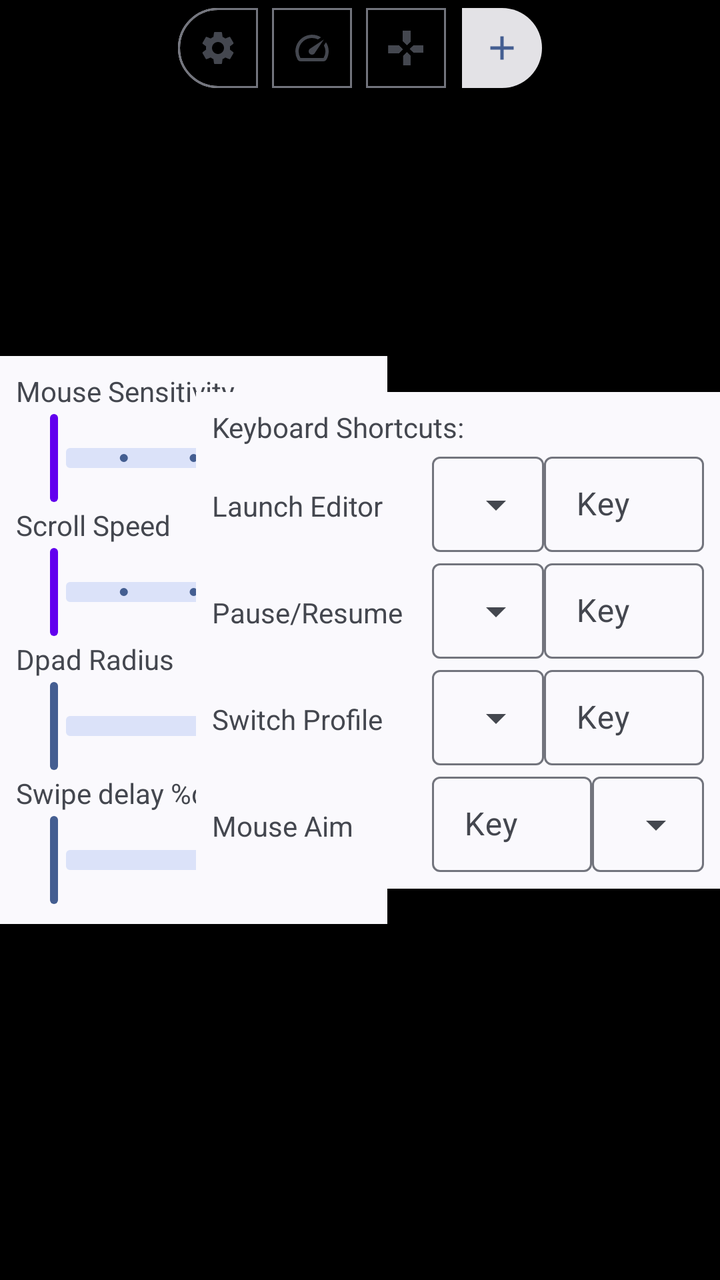
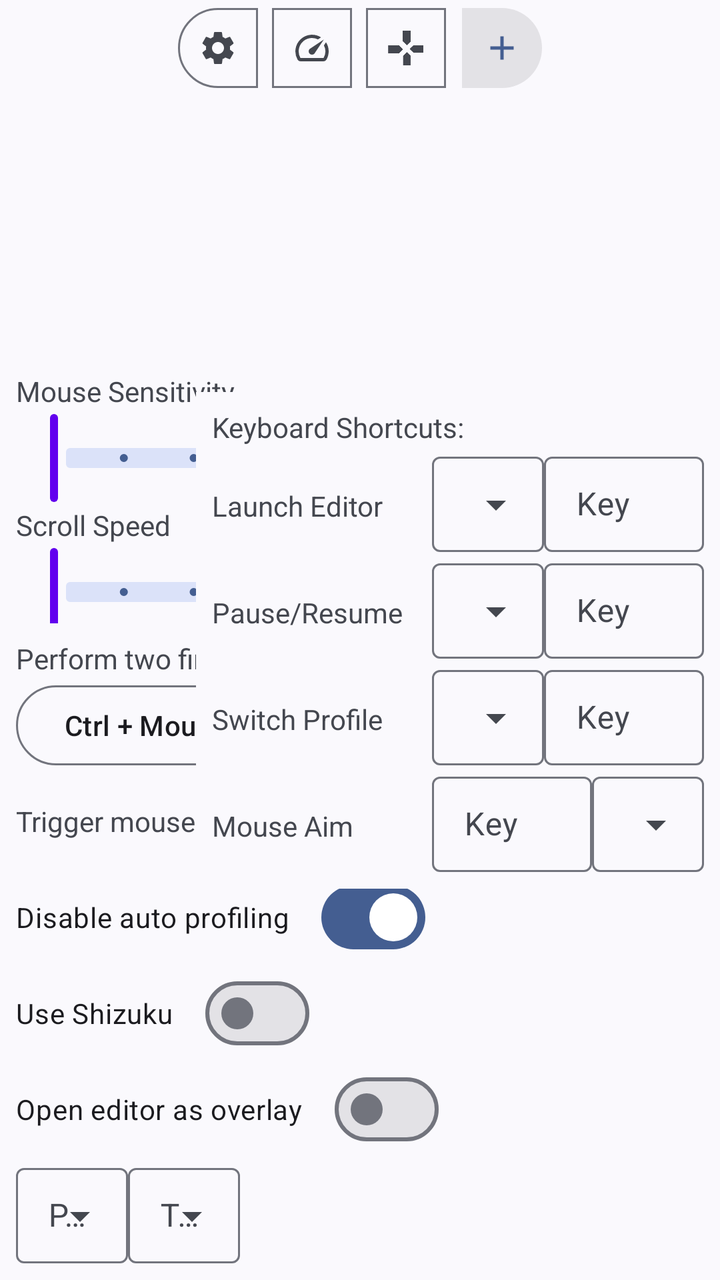

Two renders of the same Android screen: before a commit and after it. Below are the layout's source before the change and the commit's diff.
<!-- AndroidManifest.xml: application theme Theme.XtMapper -->
<!-- res/layout/keymap_editor_layout.xml -->
<?xml version="1.0" encoding="utf-8"?>
<androidx.constraintlayout.widget.ConstraintLayout xmlns:android="http://schemas.android.com/apk/res/android"
    android:layout_width="match_parent"
    android:layout_height="match_parent"
    android:background="@color/black"
    xmlns:app="http://schemas.android.com/apk/res-auto">

    <com.google.android.material.button.MaterialButtonToggleGroup
        android:id="@+id/toggleButton"
        android:layout_width="wrap_content"
        android:layout_height="wrap_content"
        app:layout_constraintEnd_toEndOf="parent"
        app:layout_constraintStart_toStartOf="parent"
        app:layout_constraintTop_toTopOf="parent">

        <com.google.android.material.button.MaterialButton
            android:id="@+id/button1"
            style="?attr/materialIconButtonOutlinedStyle"
            android:layout_width="wrap_content"
            android:layout_height="wrap_content"
            app:icon="@drawable/ic_baseline_settings_24"
            />

        <com.google.android.material.button.MaterialButton
            android:id="@+id/button2"
            style="?attr/materialIconButtonOutlinedStyle"
            android:layout_width="wrap_content"
            android:layout_height="wrap_content"
            app:icon="@drawable/ic_baseline_speed_24" />

        <com.google.android.material.button.MaterialButton
            android:id="@+id/button3"
            style="?attr/materialIconButtonOutlinedStyle"
            android:layout_width="wrap_content"
            android:layout_height="wrap_content"
            app:icon="@drawable/dpad" />
        <com.google.android.material.button.MaterialButton
            android:id="@+id/button4"
            style="?attr/materialIconButtonFilledStyle"
            android:layout_width="wrap_content"
            android:layout_height="wrap_content"
            android:checkable="false"
            app:toggleCheckedStateOnClick="false"
            app:icon="@drawable/ic_baseline_add_24" />

    </com.google.android.material.button.MaterialButtonToggleGroup>

    <androidx.cardview.widget.CardView
        android:layout_width="wrap_content"
        android:layout_height="wrap_content"
        app:contentPadding="8dp"
        style="?attr/materialCardViewStyle"
        android:id="@+id/sliders"
        app:layout_constraintBottom_toBottomOf="parent"
        app:layout_constraintLeft_toLeftOf="parent"
        app:layout_constraintTop_toTopOf="@+id/toggleButton">
        <LinearLayout
            android:layout_width="match_parent"
            android:layout_height="match_parent"
            android:orientation="vertical">

            <TextView
                android:layout_width="wrap_content"
                android:layout_height="wrap_content"
                android:text="@string/mouse_sensitivity" />

            <com.google.android.material.slider.Slider
                android:id="@+id/slider_mouse"
                android:layout_width="match_parent"
                android:layout_height="wrap_content"
                android:stepSize="1"
                android:valueFrom="1"
                android:valueTo="5"
                app:haloColor="@color/purple_700"
                app:thumbColor="@color/purple_500"
                app:trackColorActive="@color/teal_200"
                app:trackHeight="10dp"/>

            <TextView
                android:layout_width="wrap_content"
                android:layout_height="wrap_content"
                android:text="@string/scroll_speed" />

            <com.google.android.material.slider.Slider
                android:id="@+id/slider_scroll_speed"
                android:layout_width="match_parent"
                android:layout_height="wrap_content"
                android:stepSize="1"
                android:valueFrom="1"
                android:valueTo="5"
                app:haloColor="@color/purple_700"
                app:thumbColor="@color/purple_500"
                app:trackColorActive="@color/teal_200"
                app:trackHeight="10dp"/>

            <TextView
                android:layout_width="wrap_content"
                android:layout_height="wrap_content"
                android:text="@string/dpad_radius" />

            <com.google.android.material.slider.Slider
                android:id="@+id/slider_dpad"
                android:layout_width="match_parent"
                android:layout_height="wrap_content"
                android:valueFrom="0.5"
                android:valueTo="2.0"
                app:trackHeight="10dp" />

            <TextView
                android:layout_width="wrap_content"
                android:layout_height="wrap_content"
                android:id="@+id/swipe_delay_text"
                android:text="@string/swipe_delay_ms" />

            <com.google.android.material.slider.Slider
                android:id="@+id/slider_swipe_delay"
                android:layout_width="match_parent"
                android:layout_height="wrap_content"
                android:valueFrom="0"
                android:valueTo="500"
                app:trackHeight="10dp" />

        </LinearLayout>
    </androidx.cardview.widget.CardView>

    <androidx.cardview.widget.CardView
        android:layout_width="wrap_content"
        android:layout_height="wrap_content"
        app:contentPadding="8dp"
        style="?attr/materialCardViewStyle"
        android:id="@+id/misc"
        app:layout_constraintBottom_toBottomOf="parent"
        app:layout_constraintLeft_toRightOf="@id/sliders"
        app:layout_constraintRight_toLeftOf="@id/shortcuts">
        <LinearLayout
            android:layout_width="match_parent"
            android:layout_height="wrap_content"
            android:orientation="vertical">

        <TextView
            android:layout_width="match_parent"
            android:layout_height="wrap_content"
            android:text="@string/pinch_to_zoom_gesture_info" />

        <com.google.android.material.button.MaterialButtonToggleGroup
            android:layout_width="wrap_content"
            android:layout_height="wrap_content">

            <com.google.android.material.button.MaterialButton
                android:id="@+id/mouse_wheel_toggle"
                style="?attr/materialButtonOutlinedStyle"
                android:layout_width="wrap_content"
                android:layout_height="wrap_content"
                android:text="@string/mouse_wheel" />

            <com.google.android.material.button.MaterialButton
                android:id="@+id/mouse_drag_toggle"
                style="?attr/materialButtonOutlinedStyle"
                android:layout_width="wrap_content"
                android:layout_height="wrap_content"
                android:text="@string/drag_mouse" />
        </com.google.android.material.button.MaterialButtonToggleGroup>

        <LinearLayout
            android:layout_width="wrap_content"
            android:layout_height="wrap_content"
            android:gravity="center"
            android:orientation="horizontal">
            <TextView
                android:layout_width="match_parent"
                android:layout_height="wrap_content"
                android:layout_marginRight="10dp"
                android:text="@string/trigger_mouse_aim_with" />

            <com.google.android.material.button.MaterialButtonToggleGroup
                android:layout_width="wrap_content"
                android:layout_height="wrap_content">

                <com.google.android.material.button.MaterialButton
                    android:id="@+id/mouse_aim_key_grave"
                    style="?attr/materialButtonOutlinedStyle"
                    android:layout_width="wrap_content"
                    android:layout_height="wrap_content"
                    android:text="@string/key_grave" />

                <com.google.android.material.button.MaterialButton
                    android:id="@+id/mouse_aim_right_click"
                    style="?attr/materialButtonOutlinedStyle"
                    android:layout_width="wrap_content"
                    android:layout_height="wrap_content"
                    android:text="@string/right_click" />

            </com.google.android.material.button.MaterialButtonToggleGroup>
        </LinearLayout>


        <LinearLayout
            android:layout_width="match_parent"
            android:layout_height="match_parent"
            android:orientation="vertical">

            <com.google.android.material.materialswitch.MaterialSwitch
                android:id="@+id/auto_profile_switch"
                android:layout_width="wrap_content"
                android:layout_height="wrap_content"
                android:checked="true"
                android:text="@string/disable_auto_profile" />

            <com.google.android.material.materialswitch.MaterialSwitch
                android:id="@+id/use_shizuku"
                android:layout_width="wrap_content"
                android:layout_height="wrap_content"
                android:checked="false"
                android:text="@string/use_shizuku" />


            <com.google.android.material.materialswitch.MaterialSwitch
                android:id="@+id/editor_overlay"
                android:layout_width="wrap_content"
                android:layout_height="wrap_content"
                android:checked="false"
                android:text="@string/open_editor_as_overlay" />
        </LinearLayout>

        <LinearLayout
            android:layout_width="match_parent"
            android:layout_height="wrap_content"
            android:orientation="horizontal">

            <com.google.android.material.textfield.TextInputLayout
                style="@style/Widget.Material3.TextInputLayout.OutlinedBox.Dense.ExposedDropdownMenu"
                android:layout_width="wrap_content"
                android:layout_height="wrap_content"
                android:hint="@string/pointer">

                <AutoCompleteTextView
                    android:id="@+id/pointer_mode"
                    android:layout_width="match_parent"
                    android:layout_height="wrap_content"
                    android:inputType="none" />

            </com.google.android.material.textfield.TextInputLayout>


            <com.google.android.material.textfield.TextInputLayout
                style="@style/Widget.Material3.TextInputLayout.OutlinedBox.Dense.ExposedDropdownMenu"
                android:layout_width="wrap_content"
                android:layout_height="wrap_content"
                android:hint="@string/touchpad_input">

                <AutoCompleteTextView
                    android:id="@+id/touchpad_input_mode"
                    android:layout_width="match_parent"
                    android:layout_height="wrap_content"
                    android:inputType="none" />

            </com.google.android.material.textfield.TextInputLayout>

        </LinearLayout>
        </LinearLayout>


    </androidx.cardview.widget.CardView>

    <androidx.cardview.widget.CardView
        android:layout_width="wrap_content"
        android:layout_height="wrap_content"
        app:contentPadding="8dp"
        style="?attr/materialCardViewStyle"
        android:id="@+id/shortcuts"
        app:layout_constraintBottom_toBottomOf="parent"
        app:layout_constraintRight_toRightOf="parent"
        app:layout_constraintTop_toTopOf="@+id/toggleButton">
        <LinearLayout
            android:layout_width="wrap_content"
            android:layout_height="wrap_content"
            android:layout_gravity="center"
            android:orientation="vertical">

            <TextView
                android:layout_width="match_parent"
                android:layout_height="wrap_content"
                android:text="@string/keyboard_shortcuts" />

            <LinearLayout
                android:layout_width="match_parent"
                android:layout_height="wrap_content"
                android:orientation="horizontal">

                <TextView
                    android:layout_width="100dp"
                    android:layout_height="wrap_content"
                    android:layout_marginRight="10dp"
                    android:labelFor="@id/launch_editor_modifier"
                    android:text="@string/launch_editor" />

                <com.google.android.material.textfield.TextInputLayout
                    style="@style/Widget.Material3.TextInputLayout.OutlinedBox.Dense.ExposedDropdownMenu"
                    android:layout_width="wrap_content"
                    android:layout_height="wrap_content">

                    <AutoCompleteTextView
                        android:id="@+id/launch_editor_modifier"
                        android:layout_width="match_parent"
                        android:layout_height="wrap_content"
                        android:inputType="none" />

                </com.google.android.material.textfield.TextInputLayout>

                <com.google.android.material.textfield.TextInputLayout
                    style="@style/Widget.Material3.TextInputLayout.OutlinedBox.Dense"
                    android:layout_width="80dp"
                    android:layout_height="wrap_content"
                    android:hint="@string/key">

                    <com.google.android.material.textfield.TextInputEditText
                        android:id="@+id/launch_editor"
                        android:layout_width="match_parent"
                        android:layout_height="wrap_content"
                        android:inputType="none" />

                </com.google.android.material.textfield.TextInputLayout>

            </LinearLayout>

            <LinearLayout
                android:layout_width="match_parent"
                android:layout_height="wrap_content"
                android:orientation="horizontal">

                <TextView
                    android:layout_width="100dp"
                    android:layout_height="wrap_content"
                    android:layout_marginRight="10dp"
                    android:labelFor="@id/pause_resume_modifier"
                    android:text="@string/pause_resume" />


                <com.google.android.material.textfield.TextInputLayout
                    style="@style/Widget.Material3.TextInputLayout.OutlinedBox.Dense.ExposedDropdownMenu"
                    android:layout_width="wrap_content"
                    android:layout_height="wrap_content">

                    <AutoCompleteTextView
                        android:id="@+id/pause_resume_modifier"
                        android:layout_width="match_parent"
                        android:layout_height="wrap_content"
                        android:inputType="none" />

                </com.google.android.material.textfield.TextInputLayout>

                <com.google.android.material.textfield.TextInputLayout
                    style="@style/Widget.Material3.TextInputLayout.OutlinedBox.Dense"
                    android:layout_width="80dp"
                    android:layout_height="wrap_content"
                    android:hint="@string/key">

                    <com.google.android.material.textfield.TextInputEditText
                        android:id="@+id/pause_resume"
                        android:layout_width="match_parent"
                        android:layout_height="wrap_content"
                        android:inputType="none" />
                </com.google.android.material.textfield.TextInputLayout>
            </LinearLayout>

            <LinearLayout
                android:layout_width="match_parent"
                android:layout_height="wrap_content"
                android:orientation="horizontal">

                <TextView
                    android:layout_width="100dp"
                    android:layout_height="wrap_content"
                    android:layout_marginRight="10dp"
                    android:text="@string/switch_profile" />


                <com.google.android.material.textfield.TextInputLayout
                    style="@style/Widget.Material3.TextInputLayout.OutlinedBox.Dense.ExposedDropdownMenu"
                    android:layout_width="wrap_content"
                    android:layout_height="wrap_content">

                    <AutoCompleteTextView
                        android:id="@+id/switch_profile_modifier"
                        android:layout_width="match_parent"
                        android:layout_height="wrap_content"
                        android:inputType="none" />

                </com.google.android.material.textfield.TextInputLayout>

                <com.google.android.material.textfield.TextInputLayout
                    style="@style/Widget.Material3.TextInputLayout.OutlinedBox.Dense"
                    android:layout_width="80dp"
                    android:layout_height="wrap_content"
                    android:hint="@string/key">

                    <com.google.android.material.textfield.TextInputEditText
                        android:id="@+id/switch_profile"
                        android:layout_width="match_parent"
                        android:layout_height="wrap_content"
                        android:inputType="none" />
                </com.google.android.material.textfield.TextInputLayout>
            </LinearLayout>

            <LinearLayout
                android:layout_width="match_parent"
                android:layout_height="wrap_content"
                android:orientation="horizontal">

                <TextView
                    android:layout_width="100dp"
                    android:layout_height="wrap_content"
                    android:layout_marginRight="10dp"
                    android:text="@string/mouse_aim" />

                <com.google.android.material.textfield.TextInputLayout
                    style="@style/Widget.Material3.TextInputLayout.OutlinedBox.Dense"
                    android:layout_width="80dp"
                    android:layout_height="wrap_content"
                    android:hint="@string/key">

                    <com.google.android.material.textfield.TextInputEditText
                        android:id="@+id/mouse_aim_key"
                        android:layout_width="match_parent"
                        android:layout_height="wrap_content"
                        android:inputType="none" />
                </com.google.android.material.textfield.TextInputLayout>

                <com.google.android.material.textfield.TextInputLayout
                    style="@style/Widget.Material3.TextInputLayout.OutlinedBox.Dense.ExposedDropdownMenu"
                    android:layout_width="wrap_content"
                    android:layout_height="wrap_content">

                    <AutoCompleteTextView
                        android:id="@+id/mouse_aim_action"
                        android:layout_width="match_parent"
                        android:layout_height="wrap_content"
                        android:inputType="none" />

                </com.google.android.material.textfield.TextInputLayout>

            </LinearLayout>

        </LinearLayout>

    </androidx.cardview.widget.CardView>
</androidx.constraintlayout.widget.ConstraintLayout>
<!-- resources referenced by this layout -->
<resources>
  <color name="black">#FF000000</color>
  <color name="purple_500">#FF6200EE</color>
  <color name="purple_700">#FF3700B3</color>
  <color name="teal_200">#FF03DAC5</color>
  <!-- drawable dpad: png bitmap (drawable, 9793 bytes) -->
  <!-- drawable ic_baseline_add_24 (drawable) -->
  <vector android:height="24dp" android:tint="#FFFFFF"
      android:viewportHeight="24" android:viewportWidth="24"
      android:width="24dp" xmlns:android="http://schemas.android.com/apk/res/android">
      <path android:fillColor="@android:color/white" android:pathData="M19,13h-6v6h-2v-6H5v-2h6V5h2v6h6v2z"/>
  </vector>
  <!-- drawable ic_baseline_settings_24 (drawable) -->
  <vector android:height="24dp" android:tint="#FFFFFF"
      android:viewportHeight="24" android:viewportWidth="24"
      android:width="24dp" xmlns:android="http://schemas.android.com/apk/res/android">
      <path android:fillColor="@android:color/white" android:pathData="M19.14,12.94c0.04,-0.3 0.06,-0.61 0.06,-0.94c0,-0.32 -0.02,-0.64 -0.07,-0.94l2.03,-1.58c0.18,-0.14 0.23,-0.41 0.12,-0.61l-1.92,-3.32c-0.12,-0.22 -0.37,-0.29 -0.59,-0.22l-2.39,0.96c-0.5,-0.38 -1.03,-0.7 -1.62,-0.94L14.4,2.81c-0.04,-0.24 -0.24,-0.41 -0.48,-0.41h-3.84c-0.24,0 -0.43,0.17 -0.47,0.41L9.25,5.35C8.66,5.59 8.12,5.92 7.63,6.29L5.24,5.33c-0.22,-0.08 -0.47,0 -0.59,0.22L2.74,8.87C2.62,9.08 2.66,9.34 2.86,9.48l2.03,1.58C4.84,11.36 4.8,11.69 4.8,12s0.02,0.64 0.07,0.94l-2.03,1.58c-0.18,0.14 -0.23,0.41 -0.12,0.61l1.92,3.32c0.12,0.22 0.37,0.29 0.59,0.22l2.39,-0.96c0.5,0.38 1.03,0.7 1.62,0.94l0.36,2.54c0.05,0.24 0.24,0.41 0.48,0.41h3.84c0.24,0 0.44,-0.17 0.47,-0.41l0.36,-2.54c0.59,-0.24 1.13,-0.56 1.62,-0.94l2.39,0.96c0.22,0.08 0.47,0 0.59,-0.22l1.92,-3.32c0.12,-0.22 0.07,-0.47 -0.12,-0.61L19.14,12.94zM12,15.6c-1.98,0 -3.6,-1.62 -3.6,-3.6s1.62,-3.6 3.6,-3.6s3.6,1.62 3.6,3.6S13.98,15.6 12,15.6z"/>
  </vector>
  <!-- drawable ic_baseline_speed_24 (drawable) -->
  <vector android:height="24dp" android:tint="#FFFFFF"
      android:viewportHeight="24" android:viewportWidth="24"
      android:width="24dp" xmlns:android="http://schemas.android.com/apk/res/android">
      <path android:fillColor="@android:color/white" android:pathData="M20.38,8.57l-1.23,1.85a8,8 0,0 1,-0.22 7.58L5.07,18A8,8 0,0 1,15.58 6.85l1.85,-1.23A10,10 0,0 0,3.35 19a2,2 0,0 0,1.72 1h13.85a2,2 0,0 0,1.74 -1,10 10,0 0,0 -0.27,-10.44zM10.59,15.41a2,2 0,0 0,2.83 0l5.66,-8.49 -8.49,5.66a2,2 0,0 0,0 2.83z"/>
  </vector>
  <string name="disable_auto_profile">Disable auto profiling</string>
  <string name="dpad_radius">Dpad Radius</string>
  <string name="drag_mouse">Ctrl + Drag Mouse</string>
  <string name="key">Key</string>
  <string name="key_grave">~ Key</string>
  <string name="keyboard_shortcuts">Keyboard Shortcuts:</string>
  <string name="launch_editor">Launch Editor</string>
  <string name="mouse_aim">Mouse Aim</string>
  <string name="mouse_sensitivity">Mouse Sensitivity</string>
  <string name="mouse_wheel">Ctrl + Mouse Wheel</string>
  <string name="open_editor_as_overlay">Open editor as overlay</string>
  <string name="pause_resume">Pause/Resume</string>
  <string name="pinch_to_zoom_gesture_info">Perform two finger gesture with:</string>
  <string name="pointer">Pointer Mode</string>
  <string name="right_click">Right click</string>
  <string name="scroll_speed">Scroll Speed</string>
  <string name="swipe_delay_ms">Swipe delay %d milliseconds</string>
  <string name="switch_profile">Switch Profile</string>
  <string name="touchpad_input">Touchpad Input</string>
  <string name="trigger_mouse_aim_with">Trigger mouse aim with:</string>
  <string name="use_shizuku">Use Shizuku</string>
  <style name="Theme.XtMapper" parent="Theme.Material3.DynamicColors.DayNight.NoActionBar">
          <item name="android:statusBarColor">?android:colorBackground</item>
      </style>
</resources>

<!-- the commit's change to res/layout/keymap_editor_layout.xml (unified diff, before → after) -->
@@ -2,11 +2,10 @@
 <androidx.constraintlayout.widget.ConstraintLayout xmlns:android="http://schemas.android.com/apk/res/android"
     android:layout_width="match_parent"
     android:layout_height="match_parent"
-    android:background="@color/black"
     xmlns:app="http://schemas.android.com/apk/res-auto">
 
     <com.google.android.material.button.MaterialButtonToggleGroup
-        android:id="@+id/toggleButton"
+        android:id="@+id/toggleButtonGroup"
         android:layout_width="wrap_content"
         android:layout_height="wrap_content"
         app:layout_constraintEnd_toEndOf="parent"
@@ -14,7 +13,7 @@
         app:layout_constraintTop_toTopOf="parent">
 
         <com.google.android.material.button.MaterialButton
-            android:id="@+id/button1"
+            android:id="@+id/button_misc"
             style="?attr/materialIconButtonOutlinedStyle"
             android:layout_width="wrap_content"
             android:layout_height="wrap_content"
@@ -22,14 +21,14 @@
             />
 
         <com.google.android.material.button.MaterialButton
-            android:id="@+id/button2"
+            android:id="@+id/button_sliders"
             style="?attr/materialIconButtonOutlinedStyle"
             android:layout_width="wrap_content"
             android:layout_height="wrap_content"
             app:icon="@drawable/ic_baseline_speed_24" />
 
         <com.google.android.material.button.MaterialButton
-            android:id="@+id/button3"
+            android:id="@+id/button_shortcuts"
             style="?attr/materialIconButtonOutlinedStyle"
             android:layout_width="wrap_content"
             android:layout_height="wrap_content"
@@ -53,7 +52,7 @@
         android:id="@+id/sliders"
         app:layout_constraintBottom_toBottomOf="parent"
         app:layout_constraintLeft_toLeftOf="parent"
-        app:layout_constraintTop_toTopOf="@+id/toggleButton">
+        app:layout_constraintTop_toTopOf="parent">
         <LinearLayout
             android:layout_width="match_parent"
             android:layout_height="match_parent"
@@ -130,8 +129,8 @@
         style="?attr/materialCardViewStyle"
         android:id="@+id/misc"
         app:layout_constraintBottom_toBottomOf="parent"
-        app:layout_constraintLeft_toRightOf="@id/sliders"
-        app:layout_constraintRight_toLeftOf="@id/shortcuts">
+        app:layout_constraintLeft_toLeftOf="parent"
+        app:layout_constraintRight_toRightOf="parent">
         <LinearLayout
             android:layout_width="match_parent"
             android:layout_height="wrap_content"
@@ -233,7 +232,7 @@
                 android:layout_height="wrap_content"
                 android:hint="@string/pointer">
 
-                <AutoCompleteTextView
+                <com.google.android.material.textfield.MaterialAutoCompleteTextView
                     android:id="@+id/pointer_mode"
                     android:layout_width="match_parent"
                     android:layout_height="wrap_content"
@@ -248,7 +247,7 @@
                 android:layout_height="wrap_content"
                 android:hint="@string/touchpad_input">
 
-                <AutoCompleteTextView
+                <com.google.android.material.textfield.MaterialAutoCompleteTextView
                     android:id="@+id/touchpad_input_mode"
                     android:layout_width="match_parent"
                     android:layout_height="wrap_content"
@@ -270,7 +269,7 @@
         android:id="@+id/shortcuts"
         app:layout_constraintBottom_toBottomOf="parent"
         app:layout_constraintRight_toRightOf="parent"
-        app:layout_constraintTop_toTopOf="@+id/toggleButton">
+        app:layout_constraintTop_toTopOf="parent">
         <LinearLayout
             android:layout_width="wrap_content"
             android:layout_height="wrap_content"
@@ -299,7 +298,7 @@
                     android:layout_width="wrap_content"
                     android:layout_height="wrap_content">
 
-                    <AutoCompleteTextView
+                    <com.google.android.material.textfield.MaterialAutoCompleteTextView
                         android:id="@+id/launch_editor_modifier"
                         android:layout_width="match_parent"
                         android:layout_height="wrap_content"
@@ -341,7 +340,7 @@
                     android:layout_width="wrap_content"
                     android:layout_height="wrap_content">
 
-                    <AutoCompleteTextView
+                    <com.google.android.material.textfield.MaterialAutoCompleteTextView
                         android:id="@+id/pause_resume_modifier"
                         android:layout_width="match_parent"
                         android:layout_height="wrap_content"
@@ -380,7 +379,7 @@
                     android:layout_width="wrap_content"
                     android:layout_height="wrap_content">
 
-                    <AutoCompleteTextView
+                    <com.google.android.material.textfield.MaterialAutoCompleteTextView
                         android:id="@+id/switch_profile_modifier"
                         android:layout_width="match_parent"
                         android:layout_height="wrap_content"
@@ -431,7 +430,7 @@
                     android:layout_width="wrap_content"
                     android:layout_height="wrap_content">
 
-                    <AutoCompleteTextView
+                    <com.google.android.material.textfield.MaterialAutoCompleteTextView
                         android:id="@+id/mouse_aim_action"
                         android:layout_width="match_parent"
                         android:layout_height="wrap_content"
<!-- resource entries referenced after the edit -->
@@ -1,6 +1,5 @@
 <!-- resources referenced by this layout -->
 <resources>
-  <color name="black">#FF000000</color>
   <color name="purple_500">#FF6200EE</color>
   <color name="purple_700">#FF3700B3</color>
   <color name="teal_200">#FF03DAC5</color>
